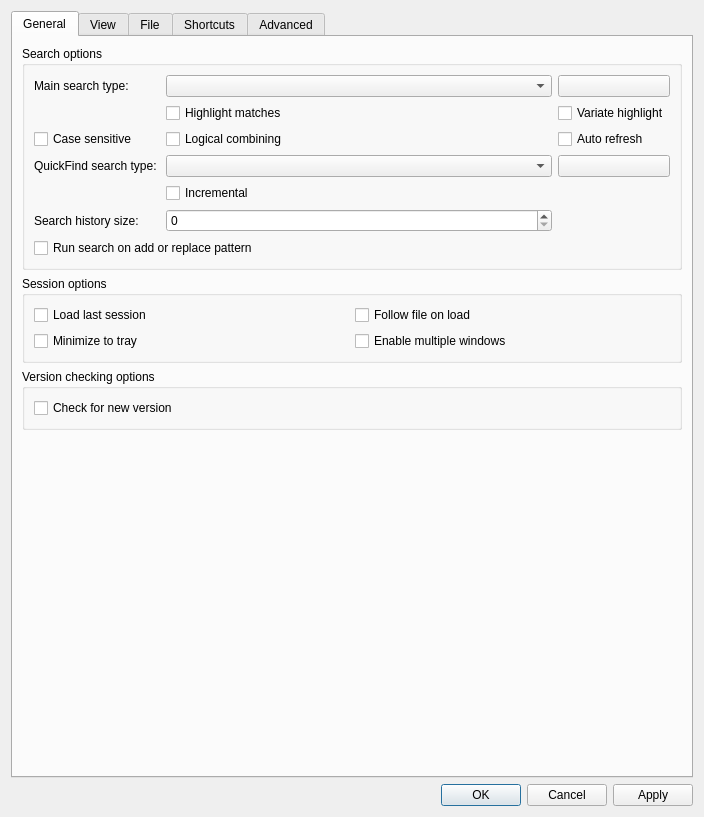
The window that src/ui/include/optionsdialog.ui (dm17ryk/klogg) describes before a commit, drawn with Qt 5.
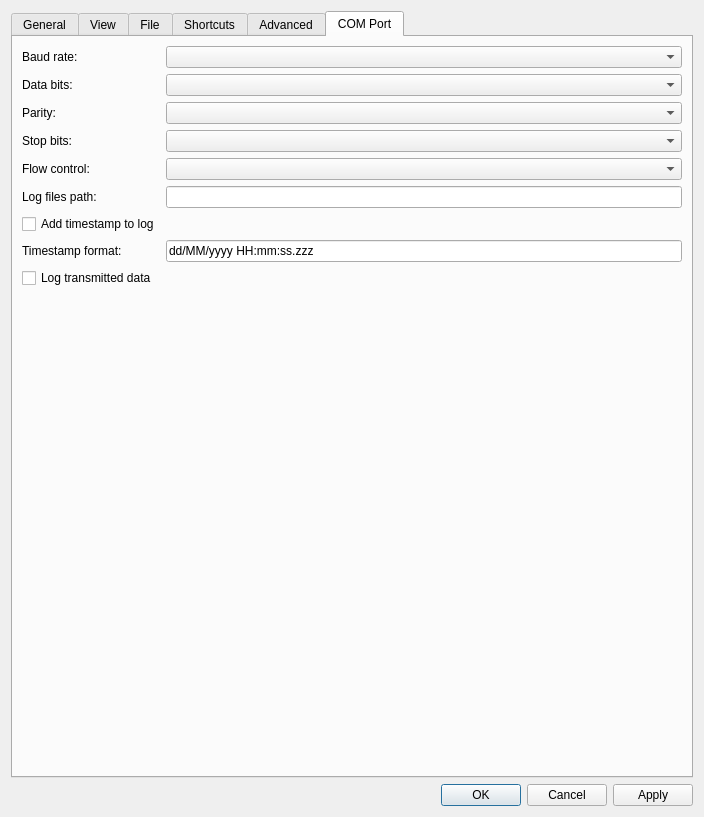
The same window after the commit. The open tabs and pages were chosen to show the change.

Patch:
```diff
--- a/src/ui/include/optionsdialog.ui
+++ b/src/ui/include/optionsdialog.ui
@@ -927,6 +927,101 @@
        </item>
       </layout>
      </widget>
+     <widget class="QWidget" name="comTab">
+      <attribute name="title">
+       <string>COM Port</string>
+      </attribute>
+      <layout class="QFormLayout" name="formLayout_5">
+       <item row="0" column="0">
+        <widget class="QLabel" name="label_com_baud">
+         <property name="text">
+          <string>Baud rate:</string>
+         </property>
+        </widget>
+       </item>
+       <item row="0" column="1">
+        <widget class="QComboBox" name="comBaudComboBox"/>
+       </item>
+       <item row="1" column="0">
+        <widget class="QLabel" name="label_com_dataBits">
+         <property name="text">
+          <string>Data bits:</string>
+         </property>
+        </widget>
+       </item>
+       <item row="1" column="1">
+        <widget class="QComboBox" name="comDataBitsComboBox"/>
+       </item>
+       <item row="2" column="0">
+        <widget class="QLabel" name="label_com_parity">
+         <property name="text">
+          <string>Parity:</string>
+         </property>
+        </widget>
+       </item>
+       <item row="2" column="1">
+        <widget class="QComboBox" name="comParityComboBox"/>
+       </item>
+       <item row="3" column="0">
+        <widget class="QLabel" name="label_com_stopBits">
+         <property name="text">
+          <string>Stop bits:</string>
+         </property>
+        </widget>
+       </item>
+       <item row="3" column="1">
+        <widget class="QComboBox" name="comStopBitsComboBox"/>
+       </item>
+       <item row="4" column="0">
+        <widget class="QLabel" name="label_com_flow">
+         <property name="text">
+          <string>Flow control:</string>
+         </property>
+        </widget>
+       </item>
+       <item row="4" column="1">
+        <widget class="QComboBox" name="comFlowComboBox"/>
+       </item>
+       <item row="5" column="0">
+        <widget class="QLabel" name="label_com_logPath">
+         <property name="text">
+          <string>Log files path:</string>
+         </property>
+        </widget>
+       </item>
+       <item row="5" column="1">
+        <widget class="QLineEdit" name="comLogPathEdit"/>
+       </item>
+       <item row="6" column="0">
+        <widget class="QCheckBox" name="comTimestampCheckBox">
+         <property name="text">
+          <string>Add timestamp to log</string>
+         </property>
+        </widget>
+       </item>
+       <item row="7" column="0">
+        <widget class="QLabel" name="label_com_tsFormat">
+         <property name="text">
+          <string>Timestamp format:</string>
+         </property>
+        </widget>
+       </item>
+       <item row="7" column="1">
+        <widget class="QLineEdit" name="comTimestampFormatEdit">
+         <property name="text">
+          <string>dd/MM/yyyy HH:mm:ss.zzz</string>
+         </property>
+        </widget>
+       </item>
+       <item row="8" column="0">
+        <widget class="QCheckBox" name="comLogTxCheckBox">
+         <property name="text">
+          <string>Log transmitted data</string>
+         </property>
+        </widget>
+       </item>
+      </layout>
+     </widget>
     </widget>
    </item>
    <item>
```
Left out of the diff: 7 changed lines with no effect on the pictures. Lines whose indentation alone changed are shown as unchanged.
